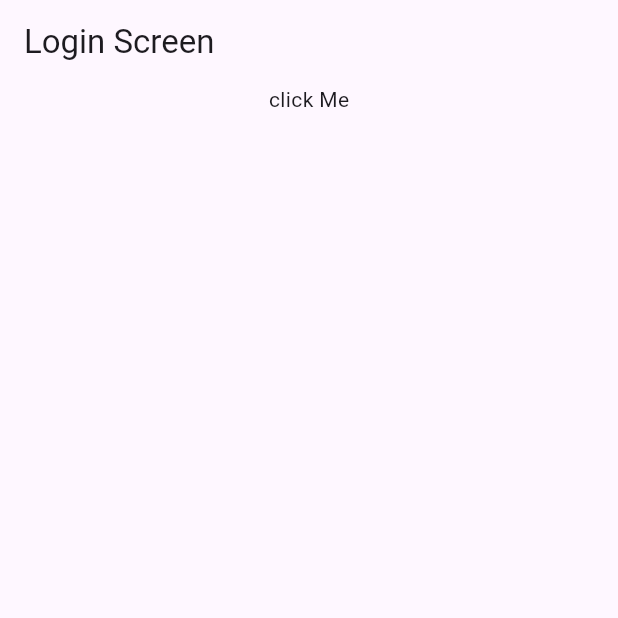
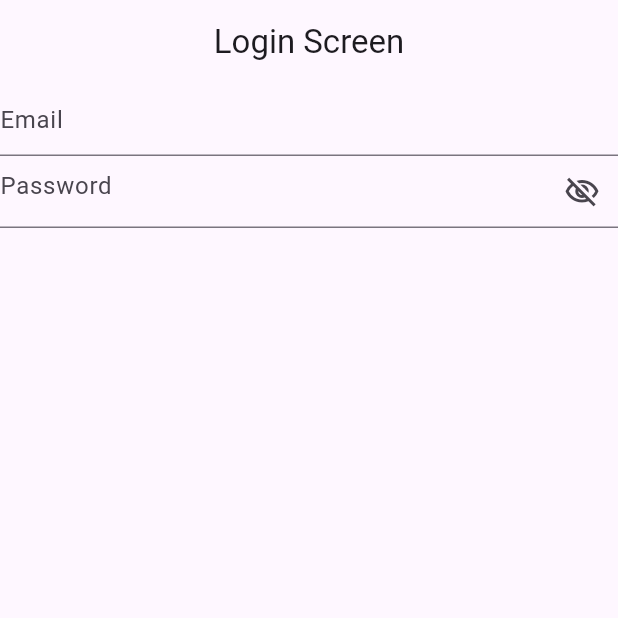
Before and after one commit to HamzaJawed-HJ/Flutter-MVVM-Provider, a Flutter app: the screen it shows after launch, on a phone screen of 412 x 824 dp, the top half of it. Run offline on Flutter 3.47's test engine with Material 3 defaults, Android fonts, the phone set to English and light mode, and no system bars; our stand-ins replace fluttertoast.

Commit message:
login screen work  addded

```diff
--- a/lib/views/loginScreen.dart
+++ b/lib/views/loginScreen.dart
@@ -1,25 +1,57 @@
 import 'package:flutter/material.dart';
 import 'package:mvvm_project/utlis/routes/AppRoutes.dart';
 import 'package:mvvm_project/utlis/routes/routesName.dart';
+import 'package:mvvm_project/utlis/utlis.dart';
 
 class Loginscreen extends StatelessWidget {
-  const Loginscreen({super.key});
+  Loginscreen({super.key});
+
+  TextEditingController _emailController = TextEditingController();
+  TextEditingController _passwordController = TextEditingController();
+
+  FocusNode emailFocusNode = FocusNode();
+  FocusNode passwordFocusNode = FocusNode();
+
+  ValueNotifier<bool> _obsecurePassword = ValueNotifier<bool>(true);
 
   @override
   Widget build(BuildContext context) {
     return Scaffold(
       appBar: AppBar(
         title: Text("Login Screen"),
+        centerTitle: true,
       ),
       body: Column(
         children: [
-          InkWell(
-              onTap: () {
-                Navigator.pushNamed(context, RoutesName.homeScreen);
-              },
-              child: Center(
-                child: Text("click Me"),
-              ))
+          TextFormField(
+            controller: _emailController,
+            focusNode: emailFocusNode,
+            decoration: InputDecoration(hintText: 'Email'),
+            onFieldSubmitted: (value) {
+              Utiles.fieldfocusNode(context, emailFocusNode, passwordFocusNode);
+            },
+          ),
+
+          TextFormField(
+            obscureText: _obsecurePassword.value,
+            controller: _passwordController,
+            focusNode: passwordFocusNode,
+            obscuringCharacter: '*',
+            decoration: InputDecoration(
+              hintText: 'Password',
+              suffixIcon: Icon(Icons.visibility_off_outlined),
+            ),
+          ),
+
+          // InkWell(
+          //   onTap: () {
+          //     //  Navigator.pushNamed(context, RoutesName.homeScreen);
+          //     Utiles.snackBar("message", context);
+          //   },
+          //   child: Center(
+          //     child: Text("click Me"),
+          //   ),
+          // )
         ],
       ),
     );
--- a/pubspec.yaml
+++ b/pubspec.yaml
@@ -37,6 +37,7 @@ dependencies:
   cupertino_icons: ^1.0.6
   provider: ^6.1.2
   http: ^1.2.2
+  fluttertoast: ^8.2.8
 
 dev_dependencies:
   flutter_test:
```
Also changed, not shown: lib/utlis/utlis.dart (+24 -1 lines), pubspec.lock.
